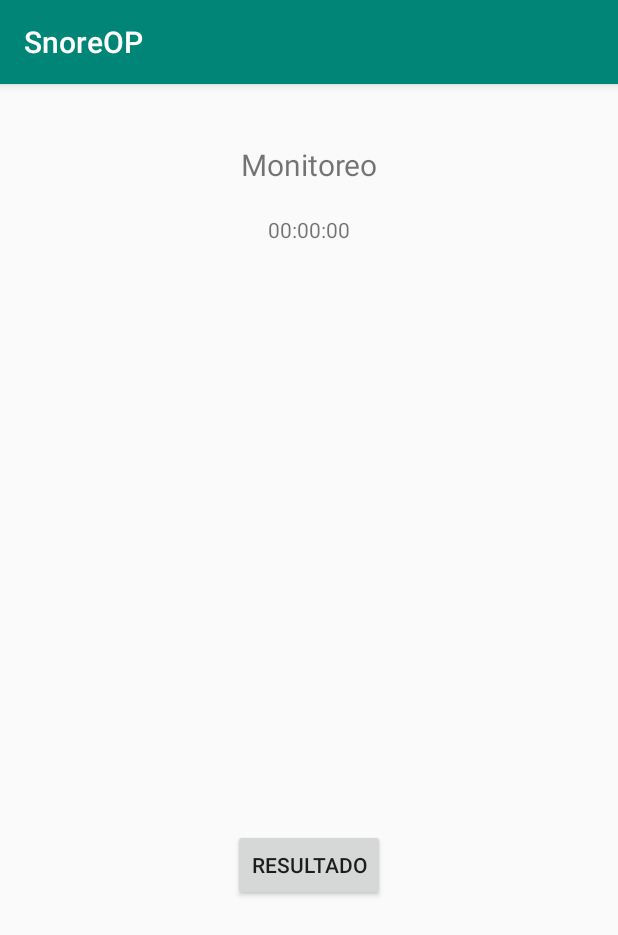
After one commit to n1m0d0/opronquido, an Android app: the monitoreo screen opened directly, with no data from a screen before it, on a phone screen of 412 x 824 dp. The commit adds this screen. Shown: the top 935 px of the screen. Run offline under Robolectric (Android 15) with nearby library versions, the phone set to English and light mode, and no system bars.

Commit message:
Pantalla de monitoreo y pantalla de resultados

```diff
--- a/app/src/main/AndroidManifest.xml
+++ b/app/src/main/AndroidManifest.xml
@@ -9,6 +9,8 @@
         android:roundIcon="@mipmap/ic_launcher_round"
         android:supportsRtl="true"
         android:theme="@style/AppTheme">
+        <activity android:name=".resultados"></activity>
+        <activity android:name=".monitoreo" />
         <activity android:name=".MainActivity">
             <intent-filter>
                 <action android:name="android.intent.action.MAIN" />
--- /dev/null
+++ b/app/src/main/java/ajatic/com/snoreop/monitoreo.java
@@ -0,0 +1,25 @@
+package ajatic.com.snoreop;
+
+import android.support.v7.app.AppCompatActivity;
+import android.os.Bundle;
+import android.widget.Button;
+import android.widget.ListView;
+
+public class monitoreo extends AppCompatActivity {
+
+    ListView lvMonitoreo;
+    Button btnResultados;
+
+    @Override
+    protected void onCreate(Bundle savedInstanceState) {
+        super.onCreate(savedInstanceState);
+        setContentView(R.layout.activity_monitoreo);
+
+        lvMonitoreo=findViewById(R.id.lvMonitoreo);
+        btnResultados=findViewById(R.id.btnResultados);
+
+
+
+
+    }
+}
--- /dev/null
+++ b/app/src/main/res/layout/activity_monitoreo.xml
@@ -0,0 +1,44 @@
+<?xml version="1.0" encoding="utf-8"?>
+<LinearLayout xmlns:android="http://schemas.android.com/apk/res/android"
+    xmlns:app="http://schemas.android.com/apk/res-auto"
+    xmlns:tools="http://schemas.android.com/tools"
+    android:layout_width="match_parent"
+    android:layout_height="match_parent"
+    android:orientation="vertical"
+    >
+
+    <TextView
+        android:layout_width="match_parent"
+        android:layout_height="wrap_content"
+        android:text="@string/monitoreoTitulo"
+        android:gravity="center"
+        android:layout_marginTop="@dimen/margentitulos"
+        android:textSize="@dimen/tamañotitulo"/>
+
+    <TextView
+        android:layout_width="match_parent"
+        android:layout_height="wrap_content"
+        android:text="00:00:00"
+        android:layout_gravity="center"
+        android:gravity="center"
+        android:layout_margin="@dimen/espaciotextos"
+        />
+    <ListView
+        android:id="@+id/lvMonitoreo"
+        android:layout_width="@dimen/ancholvMonitoreo"
+        android:layout_height="@dimen/tamañolvMonitoreo"
+        android:padding="@dimen/Padding10"
+        android:layout_gravity="center"
+        >
+    </ListView>
+
+    <Button
+        android:id="@+id/btnResultados"
+        android:layout_width="wrap_content"
+        android:layout_height="wrap_content"
+        android:text="@string/botonResultado"
+        android:layout_gravity="center"
+        android:layout_marginTop="@dimen/espaciotextos"
+        />
+
+</LinearLayout>
--- /dev/null
+++ b/app/src/main/res/values/dimensiones.xml
@@ -0,0 +1,11 @@
+<?xml version="1.0" encoding="utf-8"?>
+<resources>
+    <dimen name="margentitulos">40dp</dimen>
+    <dimen name="espaciotextos">20dp</dimen>
+    <dimen name="tamañotitulo">20dp</dimen>
+    <dimen name="tamañolvMonitoreo">350dp</dimen>
+    <dimen name="tamañolvResultados">350dp</dimen>
+    <dimen name="Padding10">10dp</dimen>
+    <dimen name="ancholvMonitoreo">350dp</dimen>
+    <dimen name="ancholvResultado">350dp</dimen>
+</resources>
--- a/app/src/main/res/values/strings.xml
+++ b/app/src/main/res/values/strings.xml
@@ -1,3 +1,8 @@
 <resources>
     <string name="app_name">SnoreOP</string>
+    <string name="monitoreoTitulo">Monitoreo</string>
+    <string name="botonResultado">Resultado</string>
+    <string name="botonFinalizar">Finalizar</string>
+    <string name="resultadoTitulo">Resultados</string>
+
 </resources>
```
Also changed, not shown: app/src/main/java/ajatic/com/snoreop/resultados.java (added, +24 -0 lines), app/src/main/res/layout/activity_resultados.xml (added, +38 -0 lines).
